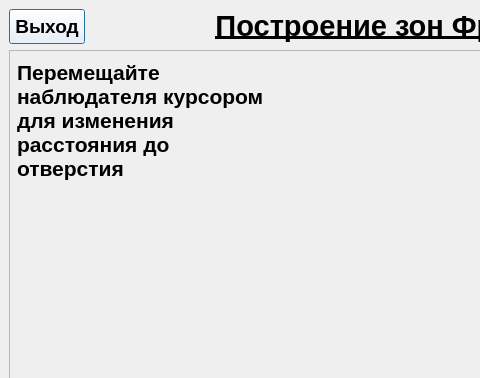
The window that QtFresnelZones/introwindow.ui (Lnd-stoL/fresnel-zones-qt) describes before a commit, drawn with Qt 5; both pictures show x 0 to 480 and y 0 to 378 of the 800 by 600 pixel window.
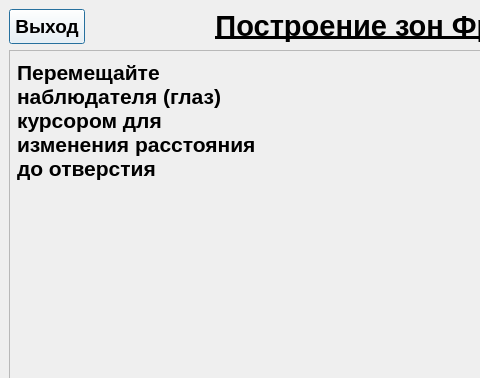
The same window after the commit. Custom widgets are drawn as their Qt base class.

The edit to the form file:
```diff
--- a/QtFresnelZones/introwindow.ui
+++ b/QtFresnelZones/introwindow.ui
@@ -205,7 +205,7 @@
           </font>
          </property>
          <property name="text">
-          <string>Перемещайте наблюдателя курсором для изменения расстояния до отверстия</string>
+          <string>Перемещайте  наблюдателя (глаз) курсором для изменения расстояния до отверстия</string>
          </property>
          <property name="alignment">
           <set>Qt::AlignLeading|Qt::AlignLeft|Qt::AlignTop</set>
```
